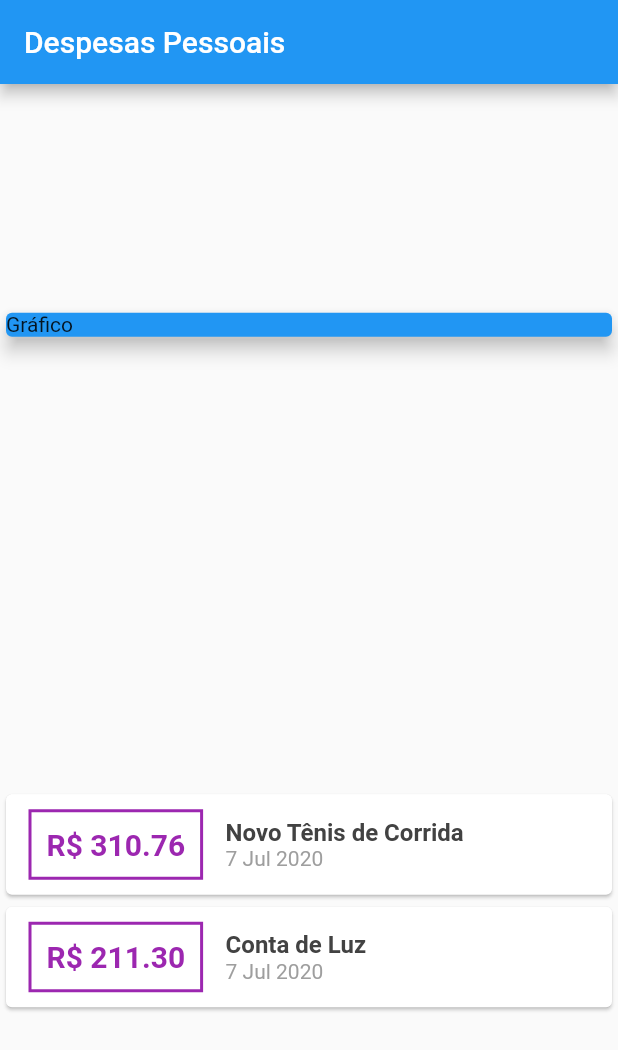
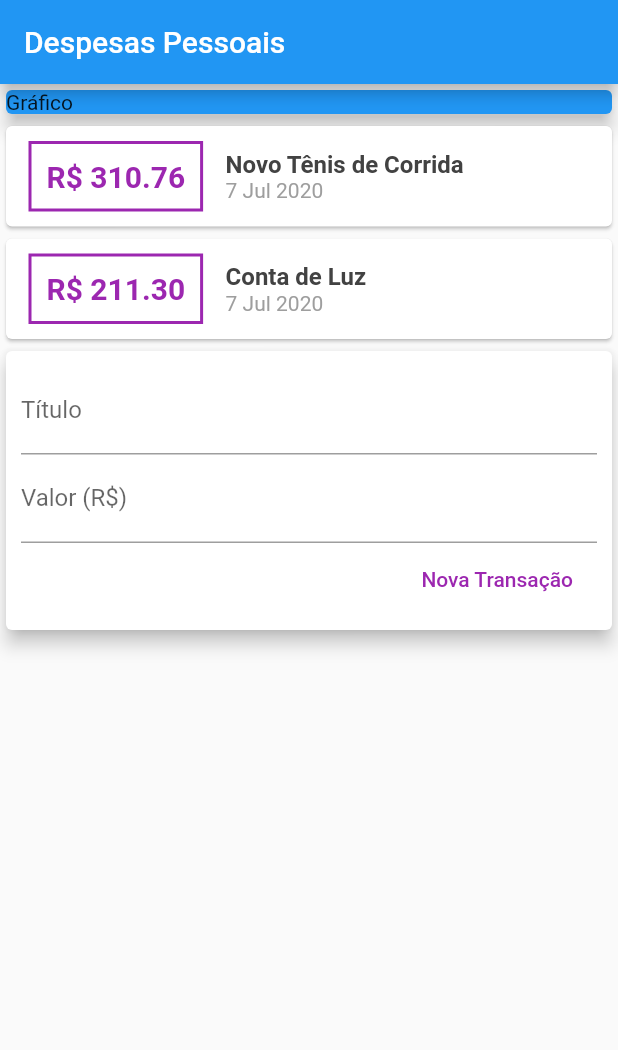
Before and after one commit to diegoluques/Flutter_Expenses, a Flutter app: the screen it shows after launch, on a phone screen of 412 x 824 dp. Shown: the top 1050 px of the screen. Run offline on Flutter 3.47's test engine with Material 2 defaults, Android fonts, the phone set to English and light mode, and no system bars.

Commit message:
Usando TextField #02

```diff
--- a/lib/main.dart
+++ b/lib/main.dart
@@ -9,7 +9,10 @@ void main() {
 class ExpensesApp extends StatelessWidget {
   @override
   Widget build(BuildContext context) {
-    return MaterialApp(home: MyHomePage());
+    return MaterialApp(
+      home: MyHomePage(),
+      debugShowCheckedModeBanner: false,
+    );
   }
 }
 
@@ -36,7 +39,6 @@ class MyHomePage extends StatelessWidget {
         title: Text("Despesas Pessoais"),
       ),
       body: Column(
-        mainAxisAlignment: MainAxisAlignment.spaceAround,
         crossAxisAlignment: CrossAxisAlignment.stretch,
         children: <Widget>[
           Container(
@@ -94,6 +96,36 @@ class MyHomePage extends StatelessWidget {
               ));
             }).toList(),
           ),
+          Card(
+            elevation: 5,
+            child: Padding(
+              padding: const EdgeInsets.all(10),
+              child: Column(
+                children: <Widget>[
+                  TextField(
+                    decoration: InputDecoration(
+                      labelText: "Título",
+                    ),
+                  ),
+                  TextField(
+                    decoration: InputDecoration(
+                      labelText: "Valor (R\$)",
+                    ),
+                  ),
+                  Row(
+                    mainAxisAlignment: MainAxisAlignment.end,
+                    children: <Widget>[
+                      FlatButton(
+                        child: Text("Nova Transação"),
+                        textColor: Colors.purple,
+                        onPressed: () {},
+                      ),
+                    ],
+                  )
+                ],
+              ),
+            ),
+          ),
         ],
       ),
     );
```
